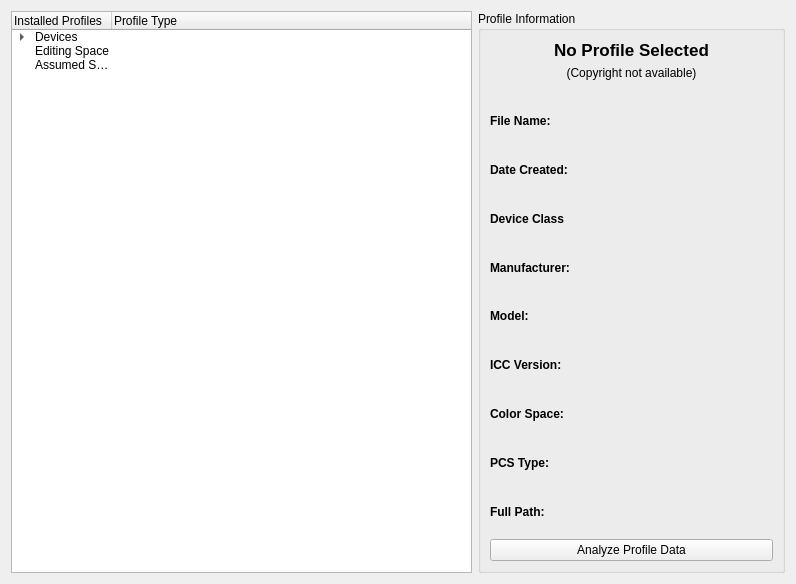
This is information/kminfo.ui in KDE/kolor-manager as Qt 5 draws it before an edit. The edited form follows.
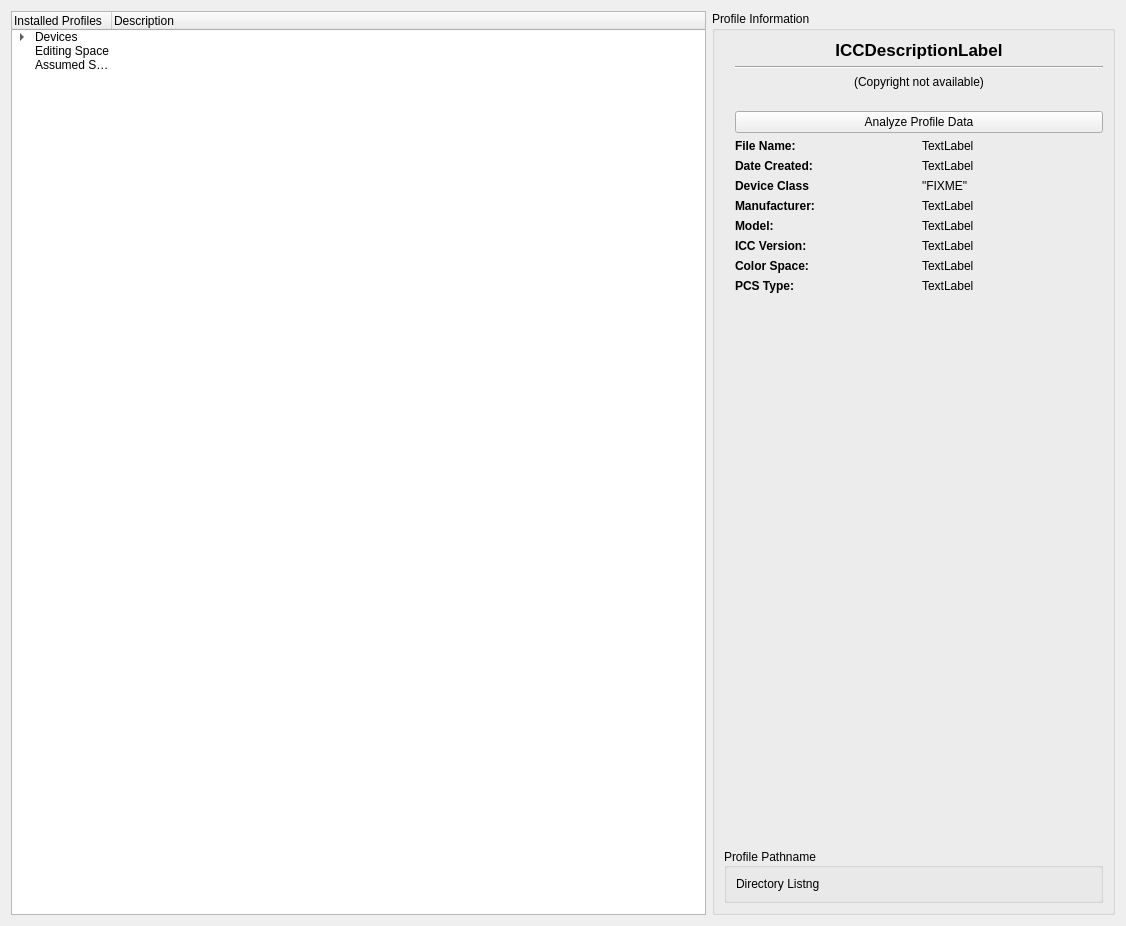
This is the edited form.

Commit message: Fixed "shifting" UI bug in the profile info group box.

```diff
--- a/information/kminfo.ui
+++ b/information/kminfo.ui
@@ -5,16 +5,16 @@
    <rect>
     <x>0</x>
     <y>0</y>
-    <width>796</width>
-    <height>584</height>
+    <width>1126</width>
+    <height>926</height>
    </rect>
   </property>
   <layout class="QGridLayout" name="gridLayout_3" >
    <item row="0" column="0" >
     <widget class="QTreeWidget" name="installedProfilesTree" >
      <property name="sizePolicy" >
-      <sizepolicy vsizetype="Minimum" hsizetype="MinimumExpanding" >
-       <horstretch>9</horstretch>
+      <sizepolicy vsizetype="Minimum" hsizetype="Ignored" >
+       <horstretch>0</horstretch>
        <verstretch>0</verstretch>
       </sizepolicy>
      </property>
@@ -37,7 +37,7 @@
      </column>
      <column>
       <property name="text" >
-       <string>Profile Type</string>
+       <string>Description</string>
       </property>
      </column>
      <item>
@@ -101,8 +101,8 @@
    <item row="0" column="1" >
     <widget class="QGroupBox" name="profileInfoGroupBox" >
      <property name="sizePolicy" >
-      <sizepolicy vsizetype="Preferred" hsizetype="Preferred" >
-       <horstretch>6</horstretch>
+      <sizepolicy vsizetype="Preferred" hsizetype="Maximum" >
+       <horstretch>0</horstretch>
        <verstretch>0</verstretch>
       </sizepolicy>
      </property>
@@ -111,9 +111,20 @@
      </property>
      <layout class="QGridLayout" name="gridLayout_2" >
       <item row="0" column="0" >
+       <layout class="QVBoxLayout" name="verticalLayout" >
+        <property name="sizeConstraint" >
+         <enum>QLayout::SetDefaultConstraint</enum>
+        </property>
+        <property name="leftMargin" >
+         <number>11</number>
+        </property>
+        <property name="bottomMargin" >
+         <number>9</number>
+        </property>
+        <item>
        <widget class="QLabel" name="descriptionTagLabel" >
         <property name="sizePolicy" >
-         <sizepolicy vsizetype="Fixed" hsizetype="Ignored" >
+           <sizepolicy vsizetype="Fixed" hsizetype="Preferred" >
           <horstretch>0</horstretch>
           <verstretch>0</verstretch>
          </sizepolicy>
@@ -126,7 +137,7 @@
          </font>
         </property>
         <property name="text" >
-         <string>No Profile Selected</string>
+           <string>ICCDescriptionLabel</string>
         </property>
         <property name="alignment" >
          <set>Qt::AlignCenter</set>
@@ -136,10 +147,17 @@
         </property>
        </widget>
       </item>
-      <item row="1" column="0" >
+        <item>
+         <widget class="Line" name="line_2" >
+          <property name="orientation" >
+           <enum>Qt::Horizontal</enum>
+          </property>
+         </widget>
+        </item>
+        <item>
        <widget class="QLabel" name="copyrightTagLabel" >
         <property name="sizePolicy" >
-         <sizepolicy vsizetype="Fixed" hsizetype="Ignored" >
+           <sizepolicy vsizetype="Fixed" hsizetype="Preferred" >
           <horstretch>0</horstretch>
           <verstretch>0</verstretch>
          </sizepolicy>
@@ -167,7 +185,7 @@
         </property>
        </widget>
       </item>
-      <item row="2" column="0" >
+        <item>
        <spacer name="verticalSpacer" >
         <property name="orientation" >
          <enum>Qt::Vertical</enum>
@@ -177,22 +195,23 @@
         </property>
         <property name="sizeHint" stdset="0" >
          <size>
-          <width>85</width>
-          <height>13</height>
+            <width>368</width>
+            <height>16</height>
          </size>
         </property>
        </spacer>
       </item>
-      <item row="3" column="0" >
+        <item>
+         <widget class="QPushButton" name="launchICCExaminButton" >
+          <property name="text" >
+           <string>Analyze Profile Data</string>
+          </property>
+         </widget>
+        </item>
+        <item>
        <layout class="QGridLayout" name="gridLayout" >
         <item row="0" column="0" >
          <widget class="QLabel" name="filenameLabel" >
-          <property name="sizePolicy" >
-           <sizepolicy vsizetype="Preferred" hsizetype="Maximum" >
-            <horstretch>0</horstretch>
-            <verstretch>0</verstretch>
-           </sizepolicy>
-          </property>
           <property name="font" >
            <font>
             <weight>75</weight>
@@ -210,36 +229,42 @@
         </item>
         <item row="0" column="1" >
          <widget class="QLabel" name="filenameTagLabel" >
-          <property name="sizePolicy" >
-           <sizepolicy vsizetype="Preferred" hsizetype="Minimum" >
-            <horstretch>0</horstretch>
-            <verstretch>0</verstretch>
-           </sizepolicy>
-          </property>
-          <property name="minimumSize" >
-           <size>
-            <width>0</width>
-            <height>0</height>
-           </size>
-          </property>
           <property name="font" >
            <font>
             <italic>false</italic>
            </font>
           </property>
+            <property name="frameShape" >
+             <enum>QFrame::NoFrame</enum>
+            </property>
+            <property name="lineWidth" >
+             <number>1</number>
+            </property>
           <property name="text" >
-           <string/>
+             <string>TextLabel</string>
+            </property>
+            <property name="textFormat" >
+             <enum>Qt::AutoText</enum>
+            </property>
+            <property name="scaledContents" >
+             <bool>false</bool>
+            </property>
+            <property name="alignment" >
+             <set>Qt::AlignLeading|Qt::AlignLeft|Qt::AlignVCenter</set>
+            </property>
+            <property name="wordWrap" >
+             <bool>true</bool>
+            </property>
+            <property name="margin" >
+             <number>0</number>
+            </property>
+            <property name="indent" >
+             <number>-1</number>
           </property>
          </widget>
         </item>
         <item row="1" column="0" >
          <widget class="QLabel" name="dateTextLabel" >
-          <property name="sizePolicy" >
-           <sizepolicy vsizetype="Preferred" hsizetype="Maximum" >
-            <horstretch>0</horstretch>
-            <verstretch>0</verstretch>
-           </sizepolicy>
-          </property>
           <property name="font" >
            <font>
             <weight>75</weight>
@@ -255,25 +280,13 @@
         </item>
         <item row="1" column="1" >
          <widget class="QLabel" name="dateTagLabel" >
-          <property name="sizePolicy" >
-           <sizepolicy vsizetype="Preferred" hsizetype="Maximum" >
-            <horstretch>0</horstretch>
-            <verstretch>0</verstretch>
-           </sizepolicy>
-          </property>
           <property name="text" >
-           <string/>
+             <string>TextLabel</string>
           </property>
          </widget>
         </item>
         <item row="2" column="0" >
          <widget class="QLabel" name="dcTextLabel" >
-          <property name="sizePolicy" >
-           <sizepolicy vsizetype="Preferred" hsizetype="Maximum" >
-            <horstretch>0</horstretch>
-            <verstretch>0</verstretch>
-           </sizepolicy>
-          </property>
           <property name="font" >
            <font>
             <weight>75</weight>
@@ -287,25 +300,13 @@
         </item>
         <item row="2" column="1" >
          <widget class="QLabel" name="deviceClassTagLabel" >
-          <property name="sizePolicy" >
-           <sizepolicy vsizetype="Preferred" hsizetype="Maximum" >
-            <horstretch>0</horstretch>
-            <verstretch>0</verstretch>
-           </sizepolicy>
-          </property>
           <property name="text" >
-           <string/>
+             <string>"FIXME"</string>
           </property>
          </widget>
         </item>
         <item row="3" column="0" >
          <widget class="QLabel" name="manufacturerLabel" >
-          <property name="sizePolicy" >
-           <sizepolicy vsizetype="Preferred" hsizetype="Maximum" >
-            <horstretch>0</horstretch>
-            <verstretch>0</verstretch>
-           </sizepolicy>
-          </property>
           <property name="font" >
            <font>
             <weight>75</weight>
@@ -319,25 +320,13 @@
         </item>
         <item row="3" column="1" >
          <widget class="QLabel" name="mfgTagLabel" >
-          <property name="sizePolicy" >
-           <sizepolicy vsizetype="Preferred" hsizetype="Maximum" >
-            <horstretch>0</horstretch>
-            <verstretch>0</verstretch>
-           </sizepolicy>
-          </property>
           <property name="text" >
-           <string/>
+             <string>TextLabel</string>
           </property>
          </widget>
         </item>
         <item row="4" column="0" >
          <widget class="QLabel" name="modelTexLabel" >
-          <property name="sizePolicy" >
-           <sizepolicy vsizetype="Preferred" hsizetype="Maximum" >
-            <horstretch>0</horstretch>
-            <verstretch>0</verstretch>
-           </sizepolicy>
-          </property>
           <property name="font" >
            <font>
             <weight>75</weight>
@@ -351,25 +340,13 @@
         </item>
         <item row="4" column="1" >
          <widget class="QLabel" name="modelTagLabel" >
-          <property name="sizePolicy" >
-           <sizepolicy vsizetype="Preferred" hsizetype="Maximum" >
-            <horstretch>0</horstretch>
-            <verstretch>0</verstretch>
-           </sizepolicy>
-          </property>
           <property name="text" >
-           <string/>
+             <string>TextLabel</string>
           </property>
          </widget>
         </item>
         <item row="5" column="0" >
          <widget class="QLabel" name="iccVersionLabel" >
-          <property name="sizePolicy" >
-           <sizepolicy vsizetype="Preferred" hsizetype="Maximum" >
-            <horstretch>0</horstretch>
-            <verstretch>0</verstretch>
-           </sizepolicy>
-          </property>
           <property name="font" >
            <font>
             <weight>75</weight>
@@ -383,25 +360,13 @@
         </item>
         <item row="5" column="1" >
          <widget class="QLabel" name="iccVerTagLabel" >
-          <property name="sizePolicy" >
-           <sizepolicy vsizetype="Preferred" hsizetype="Maximum" >
-            <horstretch>0</horstretch>
-            <verstretch>0</verstretch>
-           </sizepolicy>
-          </property>
           <property name="text" >
-           <string/>
+             <string>TextLabel</string>
           </property>
          </widget>
         </item>
         <item row="6" column="0" >
          <widget class="QLabel" name="colorspaceLabel" >
-          <property name="sizePolicy" >
-           <sizepolicy vsizetype="Preferred" hsizetype="Maximum" >
-            <horstretch>0</horstretch>
-            <verstretch>0</verstretch>
-           </sizepolicy>
-          </property>
           <property name="font" >
            <font>
             <weight>75</weight>
@@ -415,25 +380,13 @@
         </item>
         <item row="6" column="1" >
          <widget class="QLabel" name="colorspaceTagLabel" >
-          <property name="sizePolicy" >
-           <sizepolicy vsizetype="Preferred" hsizetype="Maximum" >
-            <horstretch>0</horstretch>
-            <verstretch>0</verstretch>
-           </sizepolicy>
-          </property>
           <property name="text" >
-           <string/>
+             <string>TextLabel</string>
           </property>
          </widget>
         </item>
         <item row="7" column="0" >
          <widget class="QLabel" name="pcsTypeLabel" >
-          <property name="sizePolicy" >
-           <sizepolicy vsizetype="Preferred" hsizetype="Maximum" >
-            <horstretch>0</horstretch>
-            <verstretch>0</verstretch>
-           </sizepolicy>
-          </property>
           <property name="font" >
            <font>
             <weight>75</weight>
@@ -447,41 +400,44 @@
         </item>
         <item row="7" column="1" >
          <widget class="QLabel" name="pcsTagLabel" >
-          <property name="sizePolicy" >
-           <sizepolicy vsizetype="Preferred" hsizetype="Maximum" >
-            <horstretch>0</horstretch>
-            <verstretch>0</verstretch>
-           </sizepolicy>
-          </property>
           <property name="text" >
-           <string/>
+             <string>TextLabel</string>
           </property>
          </widget>
         </item>
-        <item row="8" column="0" >
-         <widget class="QLabel" name="listingHeaderLabel" >
-          <property name="sizePolicy" >
-           <sizepolicy vsizetype="Preferred" hsizetype="Maximum" >
-            <horstretch>0</horstretch>
-            <verstretch>0</verstretch>
-           </sizepolicy>
-          </property>
-          <property name="font" >
-           <font>
-            <weight>75</weight>
-            <bold>true</bold>
-            <underline>false</underline>
-           </font>
-          </property>
-          <property name="text" >
-           <string>Full Path:</string>
-          </property>
-         </widget>
-        </item>
-        <item row="8" column="1" >
+         </layout>
+        </item>
+       </layout>
+      </item>
+      <item row="1" column="0" >
+       <spacer name="verticalSpacer_2" >
+        <property name="orientation" >
+         <enum>Qt::Vertical</enum>
+        </property>
+        <property name="sizeType" >
+         <enum>QSizePolicy::Expanding</enum>
+        </property>
+        <property name="sizeHint" stdset="0" >
+         <size>
+          <width>43</width>
+          <height>75</height>
+         </size>
+        </property>
+       </spacer>
+      </item>
+      <item row="2" column="0" >
+       <widget class="QGroupBox" name="profilePathGroupBox" >
+        <property name="title" >
+         <string>Profile Pathname</string>
+        </property>
+        <property name="alignment" >
+         <set>Qt::AlignLeading|Qt::AlignLeft|Qt::AlignVCenter</set>
+        </property>
+        <layout class="QGridLayout" name="gridLayout_4" >
+         <item row="0" column="0" >
          <widget class="QLabel" name="directoryListingTag" >
           <property name="sizePolicy" >
-           <sizepolicy vsizetype="Preferred" hsizetype="Expanding" >
+            <sizepolicy vsizetype="Preferred" hsizetype="Preferred" >
             <horstretch>0</horstretch>
             <verstretch>0</verstretch>
            </sizepolicy>
@@ -494,10 +450,10 @@
            </font>
           </property>
           <property name="text" >
-           <string/>
+            <string>Directory Listng</string>
           </property>
           <property name="textFormat" >
-           <enum>Qt::AutoText</enum>
+            <enum>Qt::LogText</enum>
           </property>
           <property name="scaledContents" >
            <bool>true</bool>
@@ -508,24 +464,6 @@
          </widget>
         </item>
        </layout>
-      </item>
-      <item row="4" column="0" >
-       <widget class="QPushButton" name="launchICCExaminButton" >
-        <property name="sizePolicy" >
-         <sizepolicy vsizetype="Fixed" hsizetype="Preferred" >
-          <horstretch>0</horstretch>
-          <verstretch>0</verstretch>
-         </sizepolicy>
-        </property>
-        <property name="minimumSize" >
-         <size>
-          <width>158</width>
-          <height>0</height>
-         </size>
-        </property>
-        <property name="text" >
-         <string>Analyze Profile Data</string>
-        </property>
        </widget>
       </item>
      </layout>
```
Left out of the diff: 6 changed lines with no effect on the pictures. Lines whose indentation alone changed are shown as unchanged.
